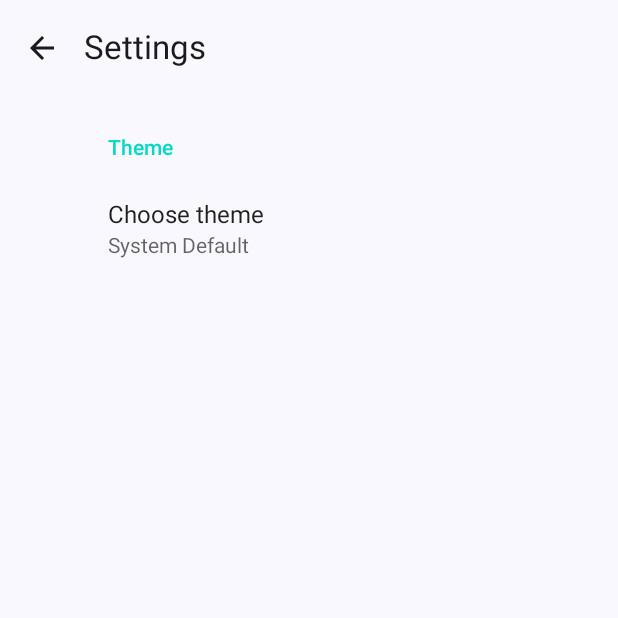
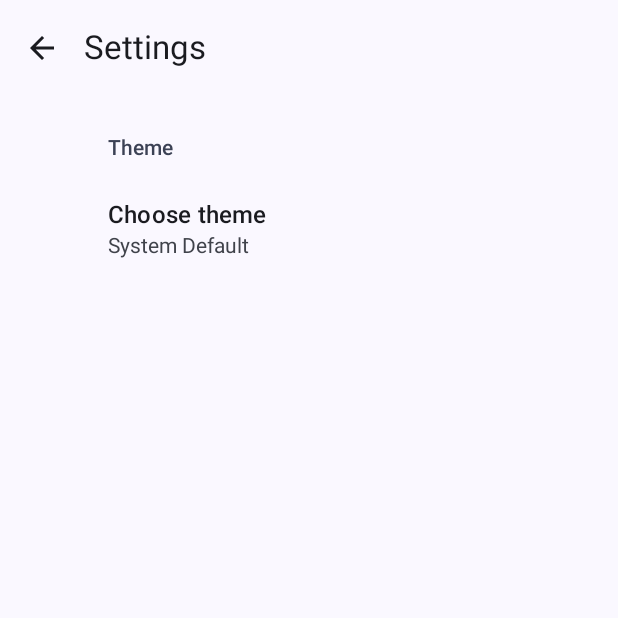
Before and after one commit to stevenzeck/primary-detail-kotlin, an Android app built with Jetpack Compose: the screen it shows after launch (MainActivity), after a tap on "Settings", on a phone screen of 412 x 824 dp, the top half of it. Run offline under Robolectric (Android 15) with nearby library versions, the phone set to English and light mode, and no system bars; our stand-ins replace Dagger/Hilt's generated code, Room's generated code, androidx.preference.

Commit message:
Theme update

```diff
--- a/app/src/main/java/com/example/primarydetail/MainActivity.kt
+++ b/app/src/main/java/com/example/primarydetail/MainActivity.kt
@@ -15,7 +15,6 @@ class MainActivity : AppCompatActivity() {
 
     override fun onCreate(savedInstanceState: Bundle?) {
         super.onCreate(savedInstanceState)
-        WindowCompat.setDecorFitsSystemWindows(window, true)
 
         setContent {
             PrimaryDetailApp(fragmentManager = supportFragmentManager)
--- a/app/src/main/res/values/styles.xml
+++ b/app/src/main/res/values/styles.xml
@@ -1,7 +1,7 @@
 <?xml version="1.0" encoding="utf-8"?>
 <resources>
 
-    <style name="AppTheme" parent="@style/Theme.MaterialComponents.DayNight.NoActionBar">
+    <style name="AppTheme" parent="Theme.Material3.DynamicColors.DayNight.NoActionBar">
         <!--        <item name="windowActionModeOverlay">true</item>-->
     </style>
 
```
